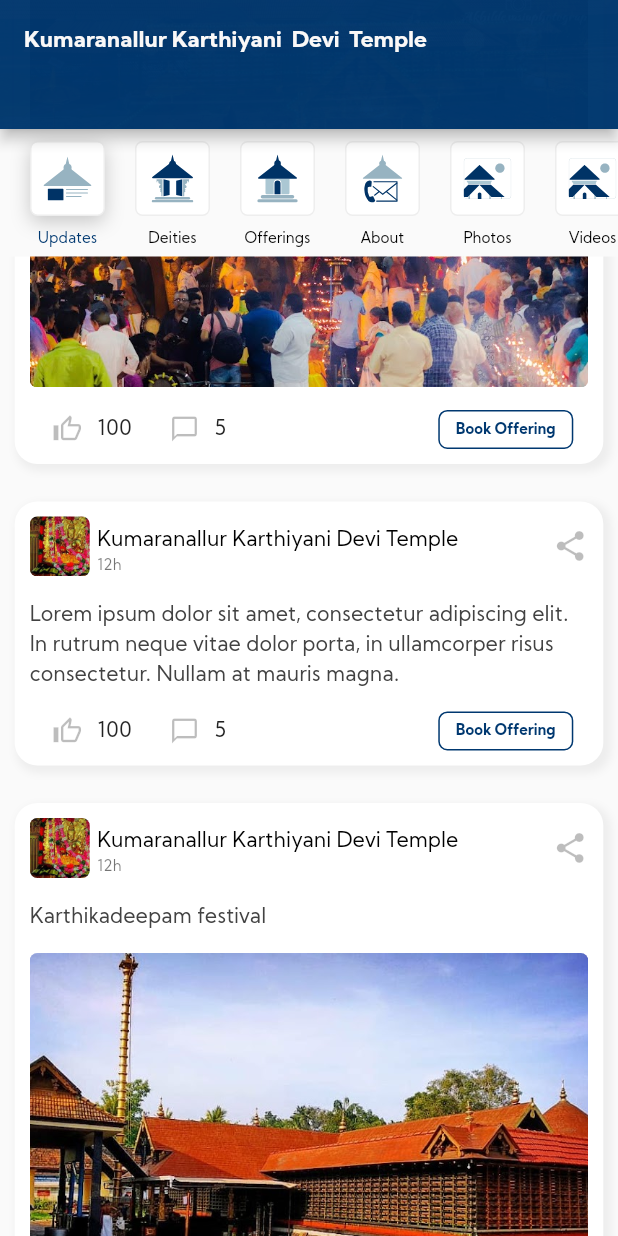
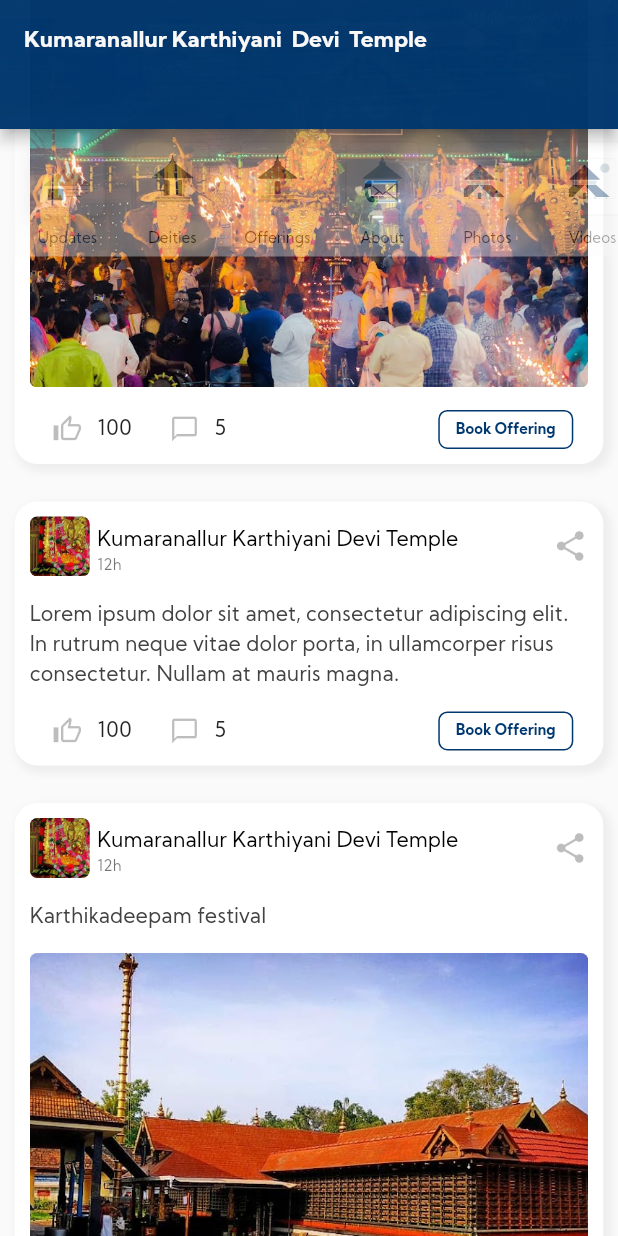
Before and after one commit to chekuthankl13/temple, a Flutter app: the screen it shows after launch, scrolled down 576 dp, on a phone screen of 412 x 824 dp. Run offline on Flutter 3.47's test engine with Material 2 defaults, Android fonts, the phone set to English and light mode, and no system bars; our stand-ins replace clay_containers, flutter_svg, youtube_player_flutter.

```diff
--- a/lib/pages/home_page.dart
+++ b/lib/pages/home_page.dart
@@ -18,24 +18,46 @@ class MyHomePage extends StatefulWidget {
   _MyHomePageState createState() => _MyHomePageState();
 }
 
-class _MyHomePageState extends State<MyHomePage> {
+class _MyHomePageState extends State<MyHomePage> with TickerProviderStateMixin {
   int value = 0;
   late final ScrollController _scrollController;
 
   bool sliverPersistentHeader = false;
 
+  late AnimationController _controller;
+  late Animation<double> _animation;
+
   @override
   void initState() {
+    _controller =
+        AnimationController(vsync: this, duration: const Duration(milliseconds: 1))
+          ..forward();
+    _animation = CurvedAnimation(parent: _controller, curve: Curves.easeIn);
     _scrollController = ScrollController();
     _scrollController.addListener(() {
       if (_scrollController.position.userScrollDirection ==
           ScrollDirection.reverse) {
         setState(() {
           sliverPersistentHeader = false;
+          if (sliverPersistentHeader == false) {
+            _controller =
+                AnimationController(vsync: this, duration: const  Duration(seconds: 1))
+                  ..forward();
+            _animation = CurvedAnimation(
+                parent: _controller, curve: Curves.fastOutSlowIn);
+          }
         });
       } else {
         setState(() {
           sliverPersistentHeader = true;
+
+          if (sliverPersistentHeader == true) {
+            _controller =
+                AnimationController(vsync: this, duration: const Duration(seconds: 1))
+                  ..forward();
+            _animation = CurvedAnimation(
+                parent: _controller, curve: Curves.fastOutSlowIn);
+          }
         });
       }
     });
@@ -45,6 +67,7 @@ class _MyHomePageState extends State<MyHomePage> {
   @override
   void dispose() {
     _scrollController.dispose();
+    _controller.dispose();
     super.dispose();
   }
 
@@ -59,7 +82,9 @@ class _MyHomePageState extends State<MyHomePage> {
         SliverPersistentHeader(
           pinned: sliverPersistentHeader ? true : false,
           delegate: PersistentButton(
-            widget: ButtonTabs(
+            widget: FadeTransition(
+              opacity: _animation,
+              child: ButtonTabs(
                 children: [
                   ButtonIcon(
                     isPressed: value == 0,
@@ -125,6 +150,7 @@ class _MyHomePageState extends State<MyHomePage> {
                     width: 15,
                   )
                 ],
+              ),
             ),
           ),
         ),
```
Lines whose indentation alone changed are shown as unchanged.
